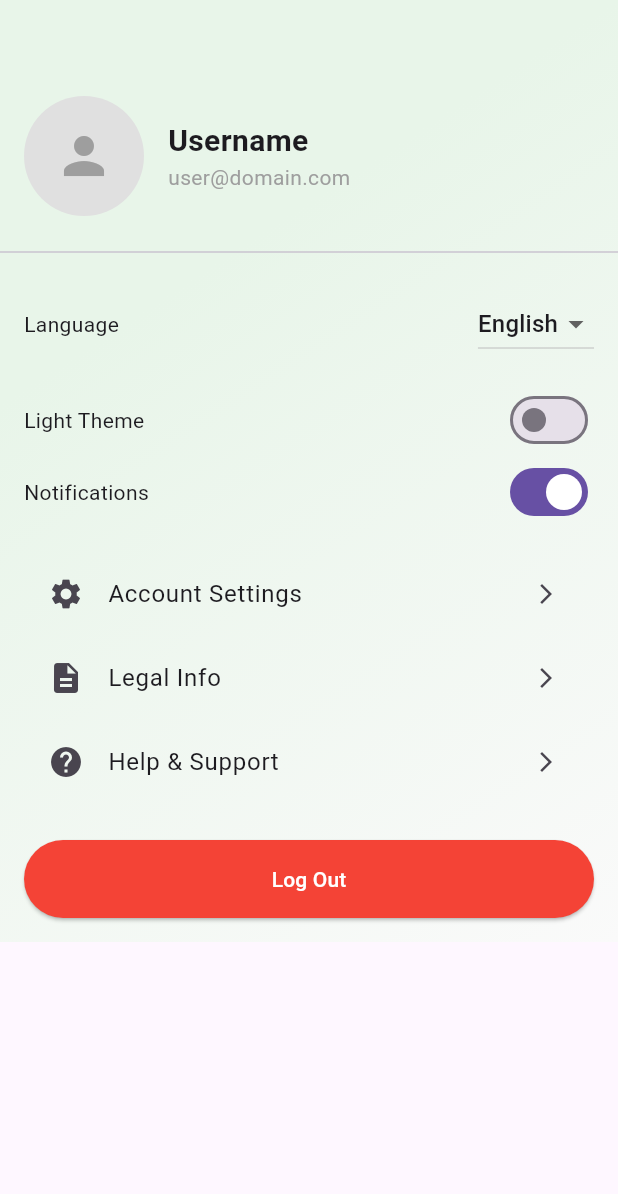
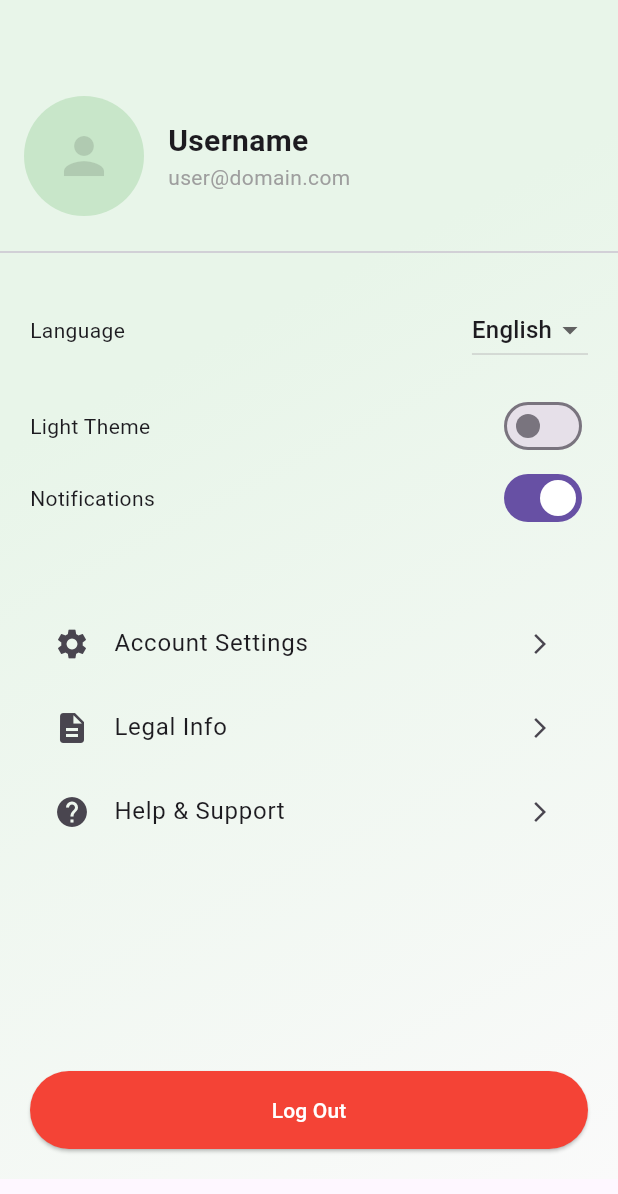
Before and after one commit to Ivan-6332/FreshtrackSL, a Flutter app: the ProfileTab screen opened directly, on a phone screen of 412 x 824 dp. Shown: the top 1194 px of the screen. Run offline on Flutter 3.47's test engine with Material 3 defaults, Android fonts, the phone set to English and light mode, and no system bars; our stand-ins replace flutter_dotenv, flutter_secure_storage, shared_preferences, supabase_flutter; accounts and stored records are empty.

Commit message:
Profile tab update

```diff
--- a/Frontend/lib/tabs/profile_tab.dart
+++ b/Frontend/lib/tabs/profile_tab.dart
@@ -79,9 +79,9 @@ class _ProfileTabState extends State<ProfileTab> {
                   children: [
                     CircleAvatar(
                       radius: 40,
-                      backgroundColor: Colors.grey[300],
+                      backgroundColor: Colors.green[100],
                       child:
-                      const Icon(Icons.person, size: 40, color: Colors.grey),
+                      const Icon(Icons.person, size: 40, color: Colors.black12),
                     ),
                     const SizedBox(width: 16),
                     Column(
@@ -108,7 +108,7 @@ class _ProfileTabState extends State<ProfileTab> {
               const Divider(),
               // Settings List
               Padding(
-                padding: const EdgeInsets.all(16.0),
+                padding: const EdgeInsets.all(20.0),
                 child: Column(
                   children: [
                     // Language Dropdown
@@ -166,7 +166,7 @@ class _ProfileTabState extends State<ProfileTab> {
                         ),
                       ],
                     ),
-                    const SizedBox(height: 16),
+                    const SizedBox(height: 45),
                     // Settings Options
                     ListTile(
                       leading: const Icon(Icons.settings),
@@ -207,7 +207,7 @@ class _ProfileTabState extends State<ProfileTab> {
                         );
                       },
                     ),
-                    const SizedBox(height: 24),
+                    const SizedBox(height: 145),
                     // Logout Button
                     SizedBox(
                       width: double.infinity,
```
